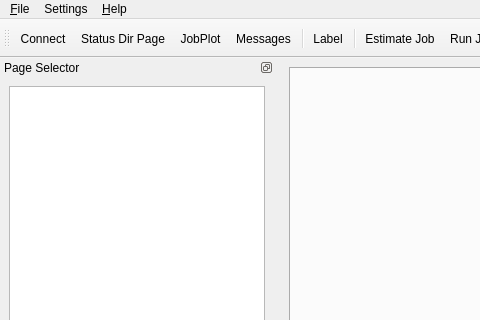
Old version of the form bacula/src/qt-console/main.ui in the repository rkorzeniewski/bacula; both pictures show x 0 to 480 and y 0 to 320 of the 882 by 689 pixel window.
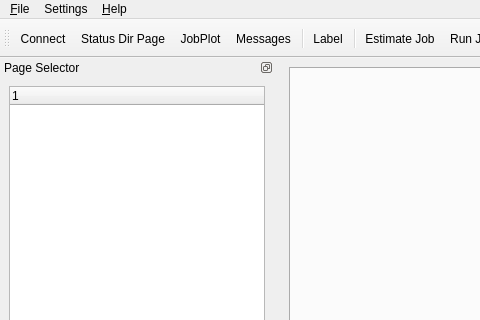
New version of the form. Icons and pictures are not drawn.

Commit message: Remove Qt 4.4 code so it compiles on 4.3 (setHeaderHidden)

What changed in the file:
```diff
--- a/bacula/src/qt-console/main.ui
+++ b/bacula/src/qt-console/main.ui
@@ -209,9 +209,6 @@
        <property name="autoFillBackground" >
         <bool>true</bool>
        </property>
-       <property name="headerHidden" >
-        <bool>true</bool>
-       </property>
        <column>
         <property name="text" >
          <string>1</string>
```
The commit also changes 1 other file.
